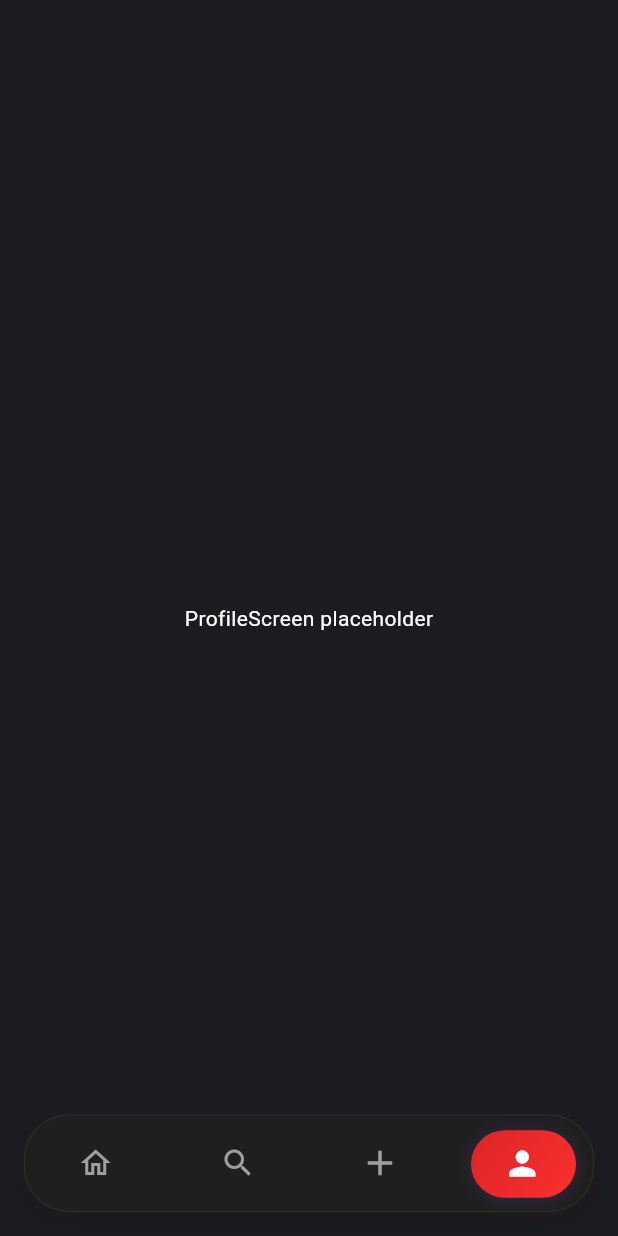
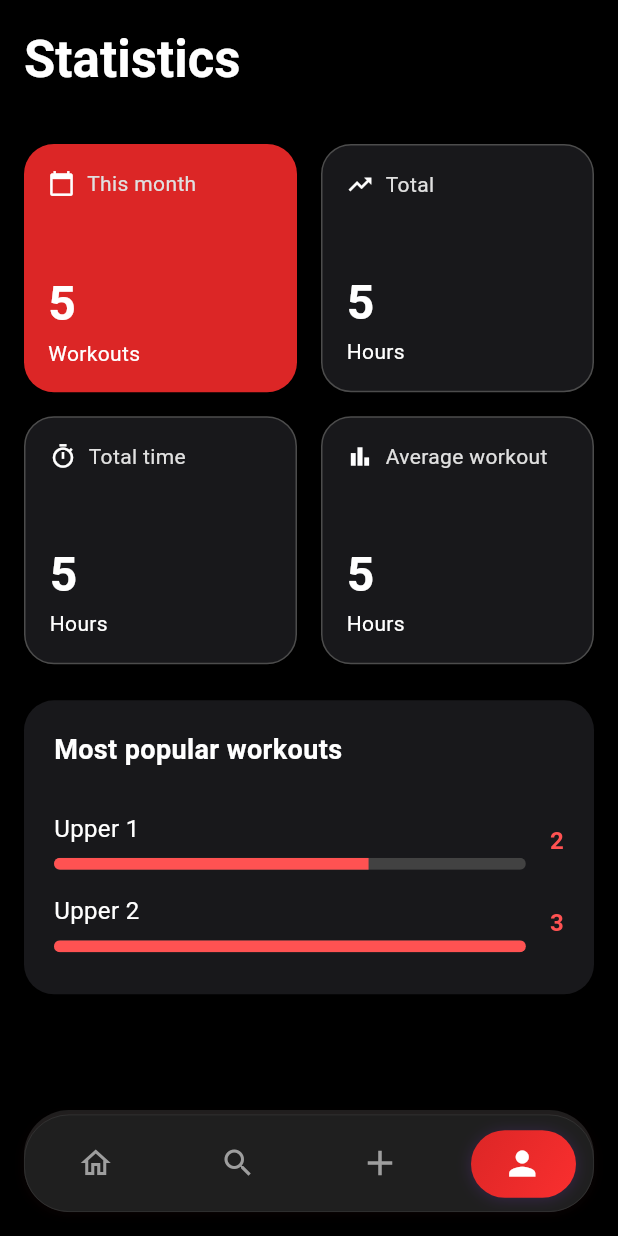
Before and after one commit to gabrielerneving/gym_application, a Flutter app: the screen it shows after launch, item 4 of the bottom bar chosen, on a phone screen of 412 x 824 dp. Run offline on Flutter 3.47's test engine with Material 3 defaults, Android fonts, the phone set to English and light mode, and no system bars.

Commit message:
alla sidor finns nu, men statiska

```diff
--- /dev/null
+++ b/lib/models/workout_session_model.dart
@@ -0,0 +1,20 @@
+import 'exercise_model.dart'; // Vi återanvänder Exercise-modellen!
+
+class WorkoutSession {
+  final String id;
+  final String programTitle; // t.ex. "Upper 1"
+  final DateTime date; // Datumet då passet utfördes
+  final int durationInMinutes; // t.ex. 65
+  final List<Exercise> completedExercises; // Lista över övningarna som gjordes
+
+  // Enkel getter för att få totalt antal unika övningar
+  int get exerciseCount => completedExercises.length;
+
+  WorkoutSession({
+    required this.id,
+    required this.programTitle,
+    required this.date,
+    required this.durationInMinutes,
+    required this.completedExercises,
+  });
+}
--- a/lib/pages/main_screen.dart
+++ b/lib/pages/main_screen.dart
@@ -2,8 +2,8 @@ import 'package:flutter/material.dart';
 
 import 'home_screen.dart';
 import 'create_workout.dart';
-import 'create_review_screen.dart';
-import 'profile_screen.dart';
+import 'workout_history.dart';
+import 'statistics_screen.dart';
 
 
 class MainScreen extends StatefulWidget {
@@ -54,14 +54,8 @@ class _MainScreenState extends State<MainScreen> with TickerProviderStateMixin {
       },
     ),
       const CreateWorkoutScreen(),
-      CreateReviewScreen(
-        onReviewPosted: (indexToGoTo) {
-          setState(() {
-            _selectedIndex = indexToGoTo;
-          });
-        },
-      ),
-      const ProfileScreen(),
+      const WorkoutHistoryScreen(),
+      const StatisticsScreen(),
     ];
   }
 
--- a/lib/pages/profile_screen.dart
+++ /dev/null
@@ -1,12 +0,0 @@
-import 'package:flutter/material.dart';
-
-class ProfileScreen extends StatelessWidget {
-  const ProfileScreen({Key? key}) : super(key: key);
-
-  @override
-  Widget build(BuildContext context) {
-    return Center(
-      child: Text('ProfileScreen placeholder', style: TextStyle(color: Colors.white)),
-    );
-  }
-}
--- /dev/null
+++ b/lib/pages/statistics_screen.dart
@@ -0,0 +1,135 @@
+import 'package:flutter/material.dart';
+import '../widgets/popular_workouts_card.dart';
+import '../widgets/stat_card.dart';
+
+class StatisticsScreen extends StatefulWidget {
+  const StatisticsScreen({Key? key}) : super(key: key);
+
+  @override
+  _StatisticsScreenState createState() => _StatisticsScreenState();
+}
+
+class _StatisticsScreenState extends State<StatisticsScreen> {
+  int _selectedIndex = 3; // Index 3 är den aktiva "profil"-ikonen
+
+  @override
+  Widget build(BuildContext context) {
+    // I en riktig app skulle denna data komma från en databas eller state management.
+    // Här simulerar vi datan.
+    final int workoutsThisMonth = 5;
+    final int totalHours = 5;
+    final Map<String, int> popularWorkoutsData = {
+      'Upper 1': 2,
+      'Upper 2': 3,
+    };
+
+    return Scaffold(
+      backgroundColor: Colors.black,
+      appBar: AppBar(
+        toolbarHeight: 80,
+        title: const Text(
+          'Statistics',
+          style: TextStyle(
+            color: Colors.white,
+            fontWeight: FontWeight.bold,
+            fontSize: 34,
+          ),
+        ),
+        backgroundColor: Colors.black,
+        elevation: 0,
+      ),
+      body: SingleChildScrollView(
+        padding: const EdgeInsets.all(16.0),
+        child: Column(
+          children: [
+            // Grid med 2x2 statistik-kort
+            GridView.count(
+              crossAxisCount: 2,
+              shrinkWrap: true,
+              physics: const NeverScrollableScrollPhysics(),
+              crossAxisSpacing: 16,
+              mainAxisSpacing: 16,
+              childAspectRatio: 1.1, // Justera för att få rätt höjd
+              children: [
+                StatCard(
+                  title: 'This month',
+                  value: workoutsThisMonth.toString(),
+                  unit: 'Workouts',
+                  icon: Icons.calendar_today,
+                  backgroundColor: const Color(0xFFDC2626),
+                ),
+                StatCard(
+                  title: 'Total',
+                  value: totalHours.toString(),
+                  unit: 'Hours',
+                  icon: Icons.trending_up,
+                ),
+                StatCard(
+                  title: 'Total time',
+                  value: totalHours.toString(),
+                  unit: 'Hours',
+                  icon: Icons.timer_outlined,
+                ),
+                StatCard(
+                  title: 'Average workout',
+                  value: '5', // Hårdkodat värde enligt design
+                  unit: 'Hours',
+                  icon: Icons.bar_chart,
+                ),
+              ],
+            ),
+            const SizedBox(height: 24),
+
+            // Kort för populära workouts
+            PopularWorkoutsCard(popularWorkouts: popularWorkoutsData),
+          ],
+        ),
+      ),
+      bottomNavigationBar: _buildCustomBottomNav(),
+    );
+  }
+
+  // Klistra in samma botten-meny-kod som från förra skärmen
+  Widget _buildCustomBottomNav() {
+    return Container(
+      margin: const EdgeInsets.all(16),
+      padding: const EdgeInsets.symmetric(vertical: 8),
+      decoration: BoxDecoration(
+        color: const Color(0xFF1F1F1F),
+        borderRadius: BorderRadius.circular(30),
+      ),
+      child: Row(
+        mainAxisAlignment: MainAxisAlignment.spaceAround,
+        children: [
+          _buildNavItem(Icons.home_outlined, 0),
+          _buildNavItem(Icons.fitness_center_outlined, 1),
+          _buildNavItem(Icons.person_outline, 2),
+          _buildNavItem(Icons.settings_outlined, 3), // Denna är aktiv
+        ],
+      ),
+    );
+  }
+
+  Widget _buildNavItem(IconData icon, int index) {
+    bool isSelected = _selectedIndex == index;
+    return GestureDetector(
+      onTap: () {
+        setState(() {
+          _selectedIndex = index;
+        });
+      },
+      child: Container(
+        padding: const EdgeInsets.all(12),
+        decoration: BoxDecoration(
+          color: isSelected ? const Color(0xFFDC2626) : Colors.transparent,
+          shape: BoxShape.circle,
+        ),
+        child: Icon(
+          icon,
+          color: isSelected ? Colors.white : Colors.grey.shade600,
+          size: 28,
+        ),
+      ),
+    );
+  }
+}
--- /dev/null
+++ b/lib/widgets/popular_workouts_card.dart
@@ -0,0 +1,87 @@
+import 'package:flutter/material.dart';
+
+class PopularWorkoutsCard extends StatelessWidget {
+  // Vi förväntar oss en Map där nyckeln är träningspassets namn och värdet är antalet gånger det körts.
+  final Map<String, int> popularWorkouts;
+
+  const PopularWorkoutsCard({Key? key, required this.popularWorkouts}) : super(key: key);
+
+  @override
+  Widget build(BuildContext context) {
+    // Hitta det högsta värdet för att kunna räkna ut progress-baren proportionerligt
+    final int maxCount = popularWorkouts.values.fold(0, (prev, element) => element > prev ? element : prev);
+
+    return Container(
+      padding: const EdgeInsets.all(20),
+      decoration: BoxDecoration(
+        color: const Color(0xFF18181B),
+        borderRadius: BorderRadius.circular(20),
+      ),
+      child: Column(
+        crossAxisAlignment: CrossAxisAlignment.start,
+        children: [
+          const Text(
+            'Most popular workouts',
+            style: TextStyle(
+              color: Colors.white,
+              fontSize: 18,
+              fontWeight: FontWeight.bold,
+            ),
+          ),
+          const SizedBox(height: 20),
+          // Skapa en lista av rader baserat på vår map
+          ...popularWorkouts.entries.map((entry) {
+            return _buildPopularWorkoutRow(
+              title: entry.key,
+              count: entry.value,
+              progress: maxCount > 0 ? entry.value / maxCount : 0.0,
+            );
+          }).toList(),
+        ],
+      ),
+    );
+  }
+
+  // En privat hjälp-widget för att bygga en enskild rad
+  Widget _buildPopularWorkoutRow({
+    required String title,
+    required int count,
+    required double progress,
+  }) {
+    return Padding(
+      padding: const EdgeInsets.symmetric(vertical: 8.0),
+      child: Row(
+        children: [
+          Expanded(
+            child: Column(
+              crossAxisAlignment: CrossAxisAlignment.start,
+              children: [
+                Text(title, style: const TextStyle(color: Colors.white, fontSize: 16)),
+                const SizedBox(height: 8),
+                // Custom progress bar
+                ClipRRect(
+                  borderRadius: BorderRadius.circular(10),
+                  child: LinearProgressIndicator(
+                    value: progress,
+                    backgroundColor: Colors.grey.shade800,
+                    color: Colors.redAccent,
+                    minHeight: 8,
+                  ),
+                ),
+              ],
+            ),
+          ),
+          const SizedBox(width: 16),
+          Text(
+            count.toString(),
+            style: const TextStyle(
+              color: Colors.redAccent,
+              fontSize: 16,
+              fontWeight: FontWeight.bold,
+            ),
+          ),
+        ],
+      ),
+    );
+  }
+}
--- /dev/null
+++ b/lib/widgets/stat_card.dart
@@ -0,0 +1,67 @@
+import 'package:flutter/material.dart';
+
+class StatCard extends StatelessWidget {
+  final String title;
+  final String value;
+  final String unit;
+  final IconData icon;
+  final Color backgroundColor;
+  final Color iconColor;
+
+  const StatCard({
+    Key? key,
+    required this.title,
+    required this.value,
+    required this.unit,
+    required this.icon,
+    this.backgroundColor = const Color(0xFF18181B), // Standardfärg är mörkgrå
+    this.iconColor = Colors.white,
+  }) : super(key: key);
+
+  @override
+  Widget build(BuildContext context) {
+    return Container(
+      padding: const EdgeInsets.all(16.0),
+      decoration: BoxDecoration(
+        color: backgroundColor,
+        borderRadius: BorderRadius.circular(20),
+        border: backgroundColor == const Color(0xFFDC2626) // Röd färg
+            ? null // Ingen border för röd bakgrund
+            : Border.all(
+                color: const Color(0xFF4C4C4C), // grå border
+                width: 1,
+              ),
+      ),
+      child: Column(
+        crossAxisAlignment: CrossAxisAlignment.start,
+        mainAxisAlignment: MainAxisAlignment.spaceBetween,
+        children: [
+          Row(
+            children: [
+              Icon(icon, color: iconColor, size: 18),
+              const SizedBox(width: 8),
+              Text(title, style: TextStyle(color: Colors.grey.shade300, fontSize: 14)),
+            ],
+          ),
+          Column(
+            crossAxisAlignment: CrossAxisAlignment.start,
+            children: [
+              Text(
+                value,
+                style: const TextStyle(
+                  color: Colors.white,
+                  fontSize: 32,
+                  fontWeight: FontWeight.bold,
+                ),
+              ),
+              Text(
+                unit,
+                style: TextStyle(color: const Color.fromARGB(255, 255, 255, 255), fontSize: 14),
+              ),
+            ],
+          ),
+        ],
+      ),
+    );
+  }
+}
--- a/pubspec.yaml
+++ b/pubspec.yaml
@@ -34,6 +34,7 @@ dependencies:
   # The following adds the Cupertino Icons font to your application.
   # Use with the CupertinoIcons class for iOS style icons.
   cupertino_icons: ^1.0.8
+  intl: ^0.19.0
 
 dev_dependencies:
   flutter_test:
```
Also changed, not shown: lib/pages/create_review_screen.dart (deleted, +0 -13 lines), lib/pages/home_screen.dart (+4 -8 lines), lib/pages/workout_history.dart (added, +125 -0 lines), lib/widgets/workout_history_widget.dart (added, +81 -0 lines), pubspec.lock.
